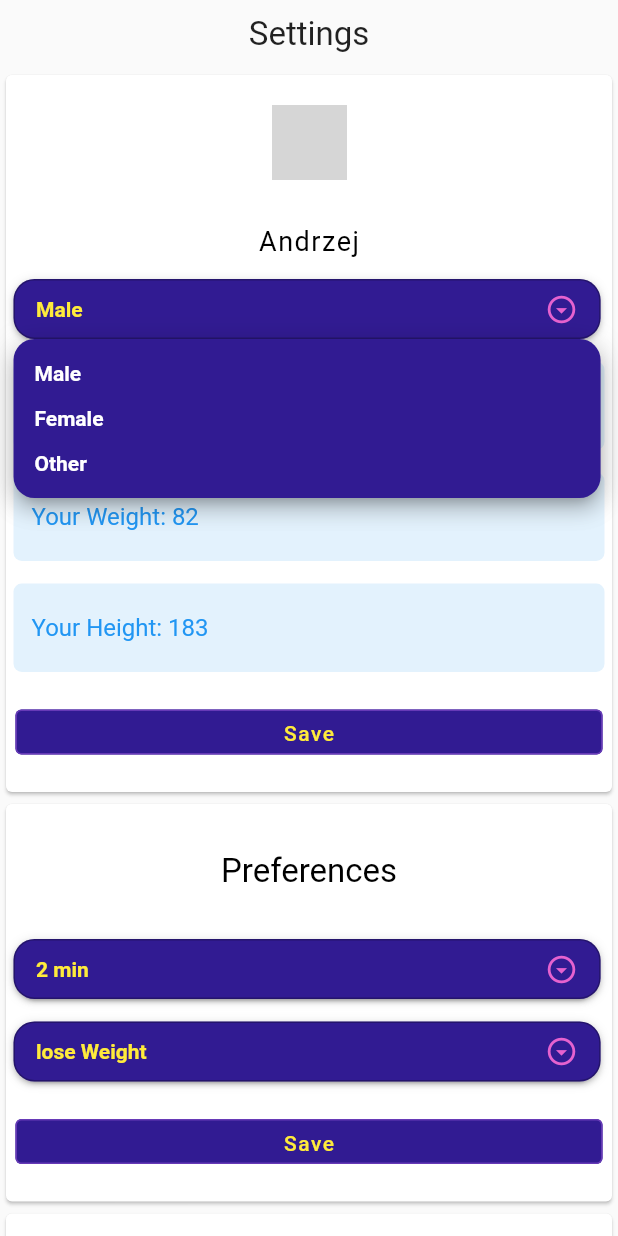
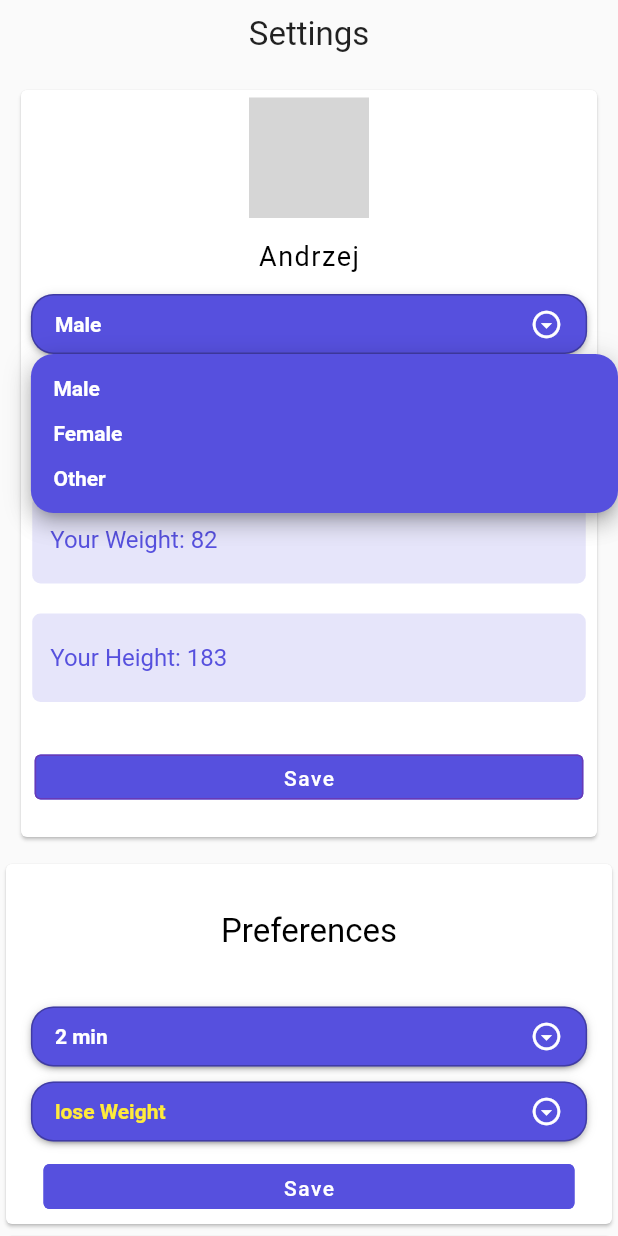
Before and after one commit to dolienn/body_optimizer, a Flutter app: the MyStatefulWidget screen opened directly, after a tap on "Male", on a phone screen of 412 x 824 dp. Run offline on Flutter 3.47's test engine with Material 2 defaults, Android fonts, the light colour scheme and no system bars; drawn by our look-alikes of dropdown_button2; our stand-ins replace lottie; grey boxes are pictures that could not be loaded.

Commit message:
15.11.2022 11:50

```diff
--- a/lib/screens/settings.dart
+++ b/lib/screens/settings.dart
@@ -8,6 +8,7 @@ import 'package:flutter/material.dart';
 import 'package:dropdown_button2/dropdown_button2.dart';
 import 'package:body_optimizer/widgets/widget.dart';
 import 'package:flutter/services.dart' show rootBundle;
+import 'package:lottie/lottie.dart';
 
 class SettingsPage extends StatelessWidget {
   const SettingsPage({super.key});
@@ -31,18 +32,15 @@ class MyStatefulWidget extends StatefulWidget {
 }
 
 class _MyStatefulWidgetState extends State<MyStatefulWidget> {
-
   String nick = "";
   String sex = "";
   String age = "";
   String weight = "";
   String height = "";
-  // ignore: non_constant_identifier_names
   String rest_time = "";
   String goal = "";
   String url = "";
-
-  fetchFileData() async{
+  fetchFileData() async {
     String responseText;
     responseText = await rootBundle.loadString('textFiles/data.txt');
     final splitted = responseText.split(' ');
@@ -56,42 +54,29 @@ class _MyStatefulWidgetState extends State<MyStatefulWidget> {
       rest_time += " ${splitted[6]}";
       goal = splitted[7];
       goal += " ${splitted[8]}";
-      if(sex == "Male"){
-        url = "https://cdn-icons-png.flaticon.com/512/18/18148.png";
-      }
-      else if(sex == "Female"){
-        url = "http://cdn.onlinewebfonts.com/svg/img_529937.png";
-      }
-      else{
-        url = "https://cdn-icons-png.flaticon.com/512/25/25634.png";
-      }
     });
   }
 
   @override
-  void initState(){
+  void initState() {
     fetchFileData();
     super.initState();
   }
 
-  final List<String> itemsforsex = [
-    'Male',
-    'Female',
-    'Other',
-  ];
+  final List<String> itemsforsex = ['Male', 'Female', 'Other'];
   String? selectedValueforsex;
   final List<String> itemsforrest = [
     '1 min',
     '2 min',
     '3 min',
     '4 min',
-    '5 min',
+    '5 min'
   ];
   String? selectedValueforrest;
   final List<String> itemsforgoal = [
     'lose Weight',
     'keep Weight',
-    'gain Muscle',
+    'gain Muscle'
   ];
   String? selectedValueforgoal;
   @override
@@ -109,19 +94,21 @@ class _MyStatefulWidgetState extends State<MyStatefulWidget> {
               ),
             ),
           ),
-          Card(
+          Padding(
+            padding: const EdgeInsets.all(10.0),
+            child: Card(
               elevation: 1,
               child: Column(
                 mainAxisSize: MainAxisSize.min,
                 children: [
                   SizedBox(
                     height: 90,
-                  child:Row(
+                    child: Row(
                       mainAxisAlignment: MainAxisAlignment.center,
                       children: <Widget>[
                         Padding(
                           padding: const EdgeInsets.all(5),
-                        child: Image.network(url, width: 50, height: 50),
+                          child: Lottie.asset('animation/user-icon.json'),
                         ),
                       ],
                     ),
@@ -136,16 +123,15 @@ class _MyStatefulWidgetState extends State<MyStatefulWidget> {
                               fontSize: 18,
                               color: Colors.black,
                               letterSpacing: 1,
-                          )
-                      ),
+                            )),
                       )
                     ],
                   ),
                   Row(
-                  mainAxisAlignment: MainAxisAlignment.start,
+                    mainAxisAlignment: MainAxisAlignment.center,
                     children: [
                       Padding(
-                      padding: const EdgeInsets.fromLTRB(5, 5, 0, 0),
+                        padding: const EdgeInsets.symmetric(vertical: 5),
                         child: DropdownButtonHideUnderline(
                           child: DropdownButton2(
                             isExpanded: true,
@@ -157,7 +143,7 @@ class _MyStatefulWidgetState extends State<MyStatefulWidget> {
                                     style: const TextStyle(
                                       fontSize: 14,
                                       fontWeight: FontWeight.bold,
-                                    color: Colors.yellow,
+                                      color: Colors.white,
                                     ),
                                     overflow: TextOverflow.ellipsis,
                                   ),
@@ -165,8 +151,7 @@ class _MyStatefulWidgetState extends State<MyStatefulWidget> {
                               ],
                             ),
                             items: itemsforsex
-                              .map((item) =>
-                              DropdownMenuItem<String>(
+                                .map((item) => DropdownMenuItem<String>(
                                       value: item,
                                       child: Text(
                                         item,
@@ -189,27 +174,31 @@ class _MyStatefulWidgetState extends State<MyStatefulWidget> {
                               Icons.arrow_drop_down_circle_outlined,
                             ),
                             iconSize: 22,
-                          iconEnabledColor: const Color.fromARGB(1000, 248, 105, 213),
+                            iconEnabledColor: Colors.white,
                             iconDisabledColor: Colors.grey,
                             buttonHeight: 40,
-                          buttonWidth:  MediaQuery.of(context).size.width * 0.95,
-                          buttonPadding: const EdgeInsets.only(left: 14, right: 14),
+                            buttonWidth:
+                                MediaQuery.of(context).size.width * 0.9,
+                            buttonPadding:
+                                const EdgeInsets.symmetric(horizontal: 15),
                             buttonDecoration: BoxDecoration(
-                            borderRadius: BorderRadius.circular(14),
+                              borderRadius: BorderRadius.circular(15),
                               border: Border.all(
                                 color: Colors.black26,
                               ),
-                            color: Colors.deepPurple.shade900,
+                              color: const Color(0xFF5650DE),
                             ),
                             buttonElevation: 2,
                             itemHeight: 30,
-                          itemPadding: const EdgeInsets.only(left: 14, right: 14),
+                            itemPadding:
+                                const EdgeInsets.symmetric(horizontal: 15),
                             dropdownMaxHeight: 200,
-                          dropdownWidth:  MediaQuery.of(context).size.width * 0.95,
+                            dropdownWidth:
+                                MediaQuery.of(context).size.width * 0.95,
                             dropdownPadding: null,
                             dropdownDecoration: BoxDecoration(
-                            borderRadius: BorderRadius.circular(14),
-                            color: Colors.deepPurple.shade900,
+                              borderRadius: BorderRadius.circular(15),
+                              color: const Color(0xFF5650DE),
                             ),
                             dropdownElevation: 8,
                             offset: const Offset(0, 0),
@@ -223,8 +212,9 @@ class _MyStatefulWidgetState extends State<MyStatefulWidget> {
                   buildTextField('Your Height: $height'),
                   Container(
                     height: 30,
-                  width: MediaQuery.of(context).size.width * 0.95,
-                  margin: const EdgeInsets.fromLTRB(0, 25, 0, 25),
+                    width: MediaQuery.of(context).size.width * 0.9,
+                    margin: const EdgeInsets.symmetric(vertical: 25),
+                    padding: const EdgeInsets.symmetric(horizontal: 2.5),
                     decoration: const BoxDecoration(
                       color: Colors.white,
                       borderRadius: BorderRadius.all(
@@ -232,10 +222,10 @@ class _MyStatefulWidgetState extends State<MyStatefulWidget> {
                       ),
                     ),
                     child: TextButton(
-                    onPressed: (){},
+                      onPressed: () {},
                       style: TextButton.styleFrom(
-                      backgroundColor: Colors.deepPurple.shade900,
-                      foregroundColor: Colors.yellow,
+                        backgroundColor: const Color(0xFF5650DE),
+                        foregroundColor: Colors.white,
                         side: const BorderSide(
                           width: 1.0,
                           color: Colors.deepPurple,
@@ -243,14 +233,12 @@ class _MyStatefulWidgetState extends State<MyStatefulWidget> {
                       ),
                       child: const Text(
                         'Save',
-                      style: TextStyle(
-                          fontSize: 14,
-                          letterSpacing: 1
-                      ),
+                        style: TextStyle(fontSize: 14, letterSpacing: 1),
                       ),
                     ),
                   ),
                 ],
+              ),
             ),
           ),
           Card(
@@ -259,7 +247,7 @@ class _MyStatefulWidgetState extends State<MyStatefulWidget> {
               children: [
                 SizedBox(
                   height: 90,
-                  child:Row(
+                  child: Row(
                     mainAxisAlignment: MainAxisAlignment.center,
                     children: const <Widget>[
                       Padding(
@@ -268,17 +256,16 @@ class _MyStatefulWidgetState extends State<MyStatefulWidget> {
                             style: TextStyle(
                               fontSize: 22,
                               color: Colors.black,
-                            )
-                        ),
+                            )),
                       )
                     ],
                   ),
                 ),
                 Row(
-                  mainAxisAlignment: MainAxisAlignment.start,
+                  mainAxisAlignment: MainAxisAlignment.center,
                   children: [
                     Padding(
-                      padding: const EdgeInsets.fromLTRB(5, 0, 0, 0),
+                      padding: const EdgeInsets.symmetric(vertical: 5),
                       child: DropdownButtonHideUnderline(
                         child: DropdownButton2(
                           isExpanded: true,
@@ -290,7 +277,7 @@ class _MyStatefulWidgetState extends State<MyStatefulWidget> {
                                   style: const TextStyle(
                                     fontSize: 14,
                                     fontWeight: FontWeight.bold,
-                                    color: Colors.yellow,
+                                    color: Colors.white,
                                   ),
                                   overflow: TextOverflow.ellipsis,
                                 ),
@@ -298,8 +285,7 @@ class _MyStatefulWidgetState extends State<MyStatefulWidget> {
                             ],
                           ),
                           items: itemsforrest
-                              .map((item) =>
-                              DropdownMenuItem<String>(
+                              .map((item) => DropdownMenuItem<String>(
                                     value: item,
                                     child: Text(
                                       item,
@@ -322,26 +308,29 @@ class _MyStatefulWidgetState extends State<MyStatefulWidget> {
                             Icons.arrow_drop_down_circle_outlined,
                           ),
                           iconSize: 22,
-                          iconEnabledColor: const Color.fromARGB(1000, 248, 105, 213),
+                          iconEnabledColor: Colors.white,
                           iconDisabledColor: Colors.grey,
                           buttonHeight: 40,
-                          buttonWidth:  MediaQuery.of(context).size.width * 0.95,
-                          buttonPadding: const EdgeInsets.only(left: 14, right: 14),
+                          buttonWidth: MediaQuery.of(context).size.width * 0.90,
+                          buttonPadding:
+                              const EdgeInsets.symmetric(horizontal: 15),
                           buttonDecoration: BoxDecoration(
-                            borderRadius: BorderRadius.circular(14),
+                            borderRadius: BorderRadius.circular(15),
                             border: Border.all(
                               color: Colors.black26,
                             ),
-                            color: Colors.deepPurple.shade900,
+                            color: const Color(0xFF5650DE),
                           ),
                           buttonElevation: 2,
                           itemHeight: 25,
-                          itemPadding: const EdgeInsets.only(left: 14, right: 14),
+                          itemPadding:
+                              const EdgeInsets.symmetric(horizontal: 15),
                           dropdownMaxHeight: 220,
-                          dropdownWidth:  MediaQuery.of(context).size.width * 0.95,
+                          dropdownWidth:
+                              MediaQuery.of(context).size.width * 0.95,
                           dropdownPadding: null,
                           dropdownDecoration: BoxDecoration(
-                            borderRadius: BorderRadius.circular(14),
+                            borderRadius: BorderRadius.circular(15),
                             color: Colors.deepPurple.shade900,
                           ),
                           dropdownElevation: 8,
@@ -352,10 +341,10 @@ class _MyStatefulWidgetState extends State<MyStatefulWidget> {
                   ],
                 ),
                 Row(
-                  mainAxisAlignment: MainAxisAlignment.start,
+                  mainAxisAlignment: MainAxisAlignment.center,
                   children: [
                     Padding(
-                      padding: const EdgeInsets.fromLTRB(5, 15, 0, 0),
+                      padding: const EdgeInsets.symmetric(vertical: 5),
                       child: DropdownButtonHideUnderline(
                         child: DropdownButton2(
                           isExpanded: true,
@@ -375,8 +364,7 @@ class _MyStatefulWidgetState extends State<MyStatefulWidget> {
                             ],
                           ),
                           items: itemsforgoal
-                              .map((item) =>
-                              DropdownMenuItem<String>(
+                              .map((item) => DropdownMenuItem<String>(
                                     value: item,
                                     child: Text(
                                       item,
@@ -399,27 +387,30 @@ class _MyStatefulWidgetState extends State<MyStatefulWidget> {
                             Icons.arrow_drop_down_circle_outlined,
                           ),
                           iconSize: 22,
-                          iconEnabledColor: const Color.fromARGB(1000, 248, 105, 213),
+                          iconEnabledColor: Colors.white,
                           iconDisabledColor: Colors.grey,
                           buttonHeight: 40,
-                          buttonWidth: MediaQuery.of(context).size.width * 0.95,
-                          buttonPadding: const EdgeInsets.only(left: 14, right: 14),
+                          buttonWidth: MediaQuery.of(context).size.width * 0.9,
+                          buttonPadding:
+                              const EdgeInsets.symmetric(horizontal: 15),
                           buttonDecoration: BoxDecoration(
-                            borderRadius: BorderRadius.circular(14),
+                            borderRadius: BorderRadius.circular(15),
                             border: Border.all(
                               color: Colors.black26,
                             ),
-                            color: Colors.deepPurple.shade900,
+                            color: const Color(0xFF5650DE),
                           ),
                           buttonElevation: 2,
                           itemHeight: 30,
-                          itemPadding: const EdgeInsets.only(left: 14, right: 14),
+                          itemPadding:
+                              const EdgeInsets.symmetric(horizontal: 15),
                           dropdownMaxHeight: 200,
-                          dropdownWidth: MediaQuery.of(context).size.width * 0.95,
+                          dropdownWidth:
+                              MediaQuery.of(context).size.width * 0.95,
                           dropdownPadding: null,
                           dropdownDecoration: BoxDecoration(
                             borderRadius: BorderRadius.circular(14),
-                            color: Colors.deepPurple.shade900,
+                            color: const Color(0xFF5650DE),
                           ),
                           dropdownElevation: 8,
                           offset: const Offset(0, 0),
@@ -430,52 +421,59 @@ class _MyStatefulWidgetState extends State<MyStatefulWidget> {
                 ),
                 Container(
                   height: 30,
-                  width: MediaQuery.of(context).size.width * 0.95,
-                  margin: const EdgeInsets.fromLTRB(0, 25, 0, 25),
+                  width: MediaQuery.of(context).size.width * 0.9,
+                  margin:
+                      const EdgeInsets.symmetric(horizontal: 25, vertical: 10),
                   decoration: const BoxDecoration(
                     color: Colors.white,
-                    borderRadius: BorderRadius.all(
-                      Radius.circular(10),
-                    ),
+                    borderRadius: BorderRadius.all(Radius.circular(10)),
                   ),
                   child: TextButton(
                     onPressed: () {},
                     style: TextButton.styleFrom(
-                      backgroundColor: Colors.deepPurple.shade900,
-                      foregroundColor: Colors.yellow,
+                      backgroundColor: const Color(0xFF5650DE),
+                      foregroundColor: Colors.white,
                       side: const BorderSide(
                         width: 1.0,
-                        color: Colors.deepPurple,
+                        color: Color(0xFF5650DE),
                       ),
                     ),
                     child: const Text(
                       'Save',
-                      style: TextStyle(
-                          fontSize: 14,
-                          letterSpacing: 1
-                      ),
+                      style: TextStyle(fontSize: 14, letterSpacing: 1),
                     ),
                   ),
                 ),
               ],
             ),
           ),
-          Card(
+          Container(
+            child: Card(
               elevation: 1,
               child: Column(
                 children: [
                   SizedBox(
                     height: 90,
-                  child:Row(
+                    child: Row(
                       mainAxisAlignment: MainAxisAlignment.center,
                       children: const <Widget>[
                         Padding(
                           padding: EdgeInsets.all(10),
                           child: Text("About Us",
-                            style: TextStyle(
-                              fontSize: 22,
-                              color: Colors.black,
+                              style:
+                                  TextStyle(fontSize: 22, color: Colors.black)),
                         )
+                      ],
+                    ),
+                  ),
+                  SizedBox(
+                    child: Row(
+                      children: const [
+                        Padding(
+                          padding: EdgeInsets.fromLTRB(15, 0, 0, 15),
+                          child: Text(
+                            'App made by:',
+                            style: TextStyle(fontSize: 18),
                           ),
                         )
                       ],
@@ -485,27 +483,10 @@ class _MyStatefulWidgetState extends State<MyStatefulWidget> {
                     child: Row(
                       children: const [
                         Padding(
-                        padding: EdgeInsets.fromLTRB(15,0,0,15),
-                        child: Text(
-                          'App made by:',
-                          style: TextStyle(
-                            fontSize: 18,
-                          ),
-                        ),
-                      )
-                    ],
-                  ),
-                ),
-                SizedBox(
-                  child: Row(
-                    children: const [
-                      Padding(
-                        padding: EdgeInsets.fromLTRB(25,0,0,15),
+                          padding: EdgeInsets.fromLTRB(25, 0, 0, 15),
                           child: Text(
                             'Bartłoemiej Dzik\nKamil Ludwikowski\nDominik Bigus\nJakub Cendecki',
-                          style: TextStyle(
-                            fontSize: 16,
-                          ),
+                            style: TextStyle(fontSize: 16),
                           ),
                         )
                       ],
@@ -513,11 +494,10 @@ class _MyStatefulWidgetState extends State<MyStatefulWidget> {
                   ),
                 ],
               ),
+            ),
           )
         ],
       ),
     );
   }
 }
-
-// ignore: camel_case_types
--- a/lib/widgets/widget.dart
+++ b/lib/widgets/widget.dart
@@ -2,7 +2,7 @@ import 'package:flutter/cupertino.dart';
 import 'package:flutter/material.dart';
 
 Widget buildTextField(text) => Padding(
-  padding: const EdgeInsets.fromLTRB(5, 15, 5, 0),
+  padding: const EdgeInsets.symmetric(vertical: 10,horizontal: 7.5),
   child: Column(
     mainAxisAlignment: MainAxisAlignment.center,
     children: [
@@ -14,16 +14,16 @@ Widget buildTextField(text) => Padding(
 Widget buildTextField1(text)=>TextFormField(
   decoration: InputDecoration(
     enabledBorder: OutlineInputBorder(
-      borderSide: BorderSide(color: Colors.transparent),
+      borderSide: const BorderSide(color: Colors.transparent),
       borderRadius: BorderRadius.circular(5.5),
     ),
     focusedBorder: OutlineInputBorder(
-      borderSide: BorderSide(color: Colors.transparent),
+      borderSide: const BorderSide(color: Colors.transparent),
       borderRadius: BorderRadius.circular(5.5)
     ),
     hintText: text,
-    hintStyle: TextStyle(color: Colors.blue),
+    hintStyle: const TextStyle(color: Color(0xFF5650DE),),
     filled: true,
-    fillColor: Colors.blue[50],
+    fillColor: const Color(0xFF5650DE).withOpacity(0.15),
   )
 );
--- a/pubspec.yaml
+++ b/pubspec.yaml
@@ -38,6 +38,7 @@ dependencies:
   cupertino_icons: ^1.0.2
   dropdown_button2: ^1.8.9
   path_provider: ^2.0.11
+  lottie: ^2.0.0
 
 dev_dependencies:
   flutter_test:
@@ -63,6 +64,7 @@ flutter:
 
   assets:
     - textFiles/
+    - animation/
 
   # To add assets to your application, add an assets section, like this:
   # assets:
```
Also changed, not shown: pubspec.lock. Lines whose indentation alone changed are shown as unchanged.
